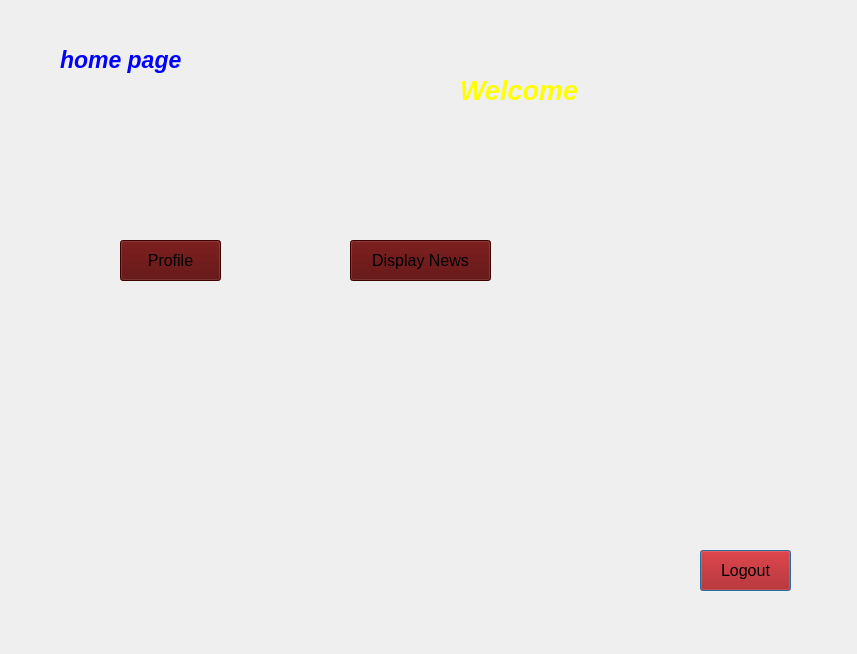
This is homepage.ui in Kero-83/NewManagementSystem as Qt 5 draws it before an edit. The edited form follows.
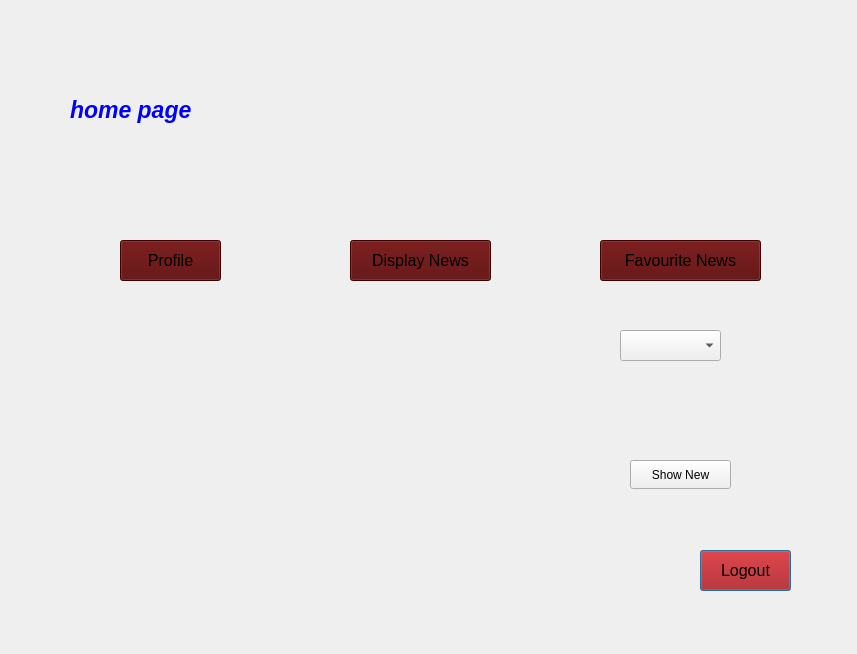
This is the edited form.

```diff
--- a/homepage.ui
+++ b/homepage.ui
@@ -37,8 +37,8 @@
   <widget class="QLabel" name="label">
    <property name="geometry">
     <rect>
-     <x>60</x>
-     <y>20</y>
+     <x>70</x>
+     <y>70</y>
      <width>301</width>
      <height>81</height>
     </rect>
@@ -79,19 +79,6 @@
     <string>Profile</string>
    </property>
   </widget>
-  <widget class="QLabel" name="label_2">
-   <property name="geometry">
-    <rect>
-     <x>460</x>
-     <y>60</y>
-     <width>171</width>
-     <height>61</height>
-    </rect>
-   </property>
-   <property name="text">
-    <string>&lt;html&gt;&lt;head/&gt;&lt;body&gt;&lt;p&gt;&lt;span style=&quot; font-size:20pt; font-weight:700; font-style:italic; color:#ffff00;&quot;&gt;Welcome&lt;/span&gt;&lt;/p&gt;&lt;/body&gt;&lt;/html&gt;</string>
-   </property>
-  </widget>
   <widget class="QLabel" name="label_3">
    <property name="geometry">
     <rect>
@@ -126,6 +113,50 @@
     <string>Display News</string>
    </property>
   </widget>
+  <widget class="QPushButton" name="pushButton_favNews">
+   <property name="geometry">
+    <rect>
+     <x>600</x>
+     <y>240</y>
+     <width>161</width>
+     <height>41</height>
+    </rect>
+   </property>
+   <property name="font">
+    <font>
+     <pointsize>12</pointsize>
+    </font>
+   </property>
+   <property name="styleSheet">
+    <string notr="true">background-color: rgb(85, 0, 0);</string>
+   </property>
+   <property name="text">
+    <string>Favourite News</string>
+   </property>
+  </widget>
+  <widget class="QComboBox" name="comboBox_favNews">
+   <property name="geometry">
+    <rect>
+     <x>620</x>
+     <y>330</y>
+     <width>101</width>
+     <height>31</height>
+    </rect>
+   </property>
+  </widget>
+  <widget class="QPushButton" name="pushButton_showNew">
+   <property name="geometry">
+    <rect>
+     <x>630</x>
+     <y>460</y>
+     <width>101</width>
+     <height>29</height>
+    </rect>
+   </property>
+   <property name="text">
+    <string>Show New</string>
+   </property>
+  </widget>
  </widget>
  <resources/>
  <connections/>
```
